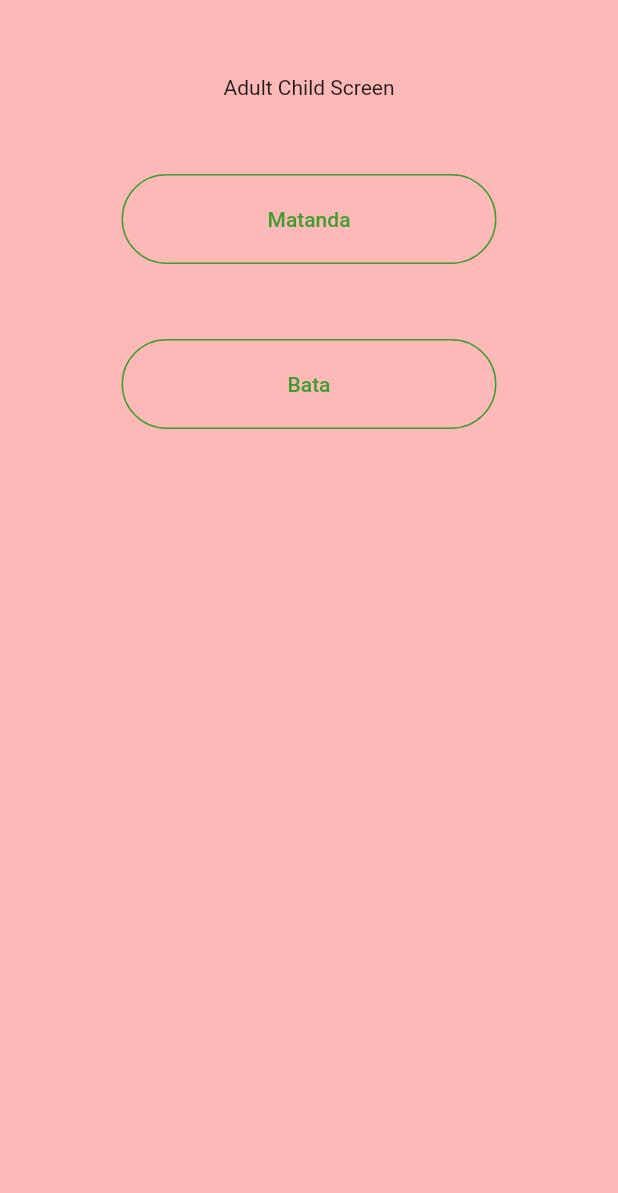
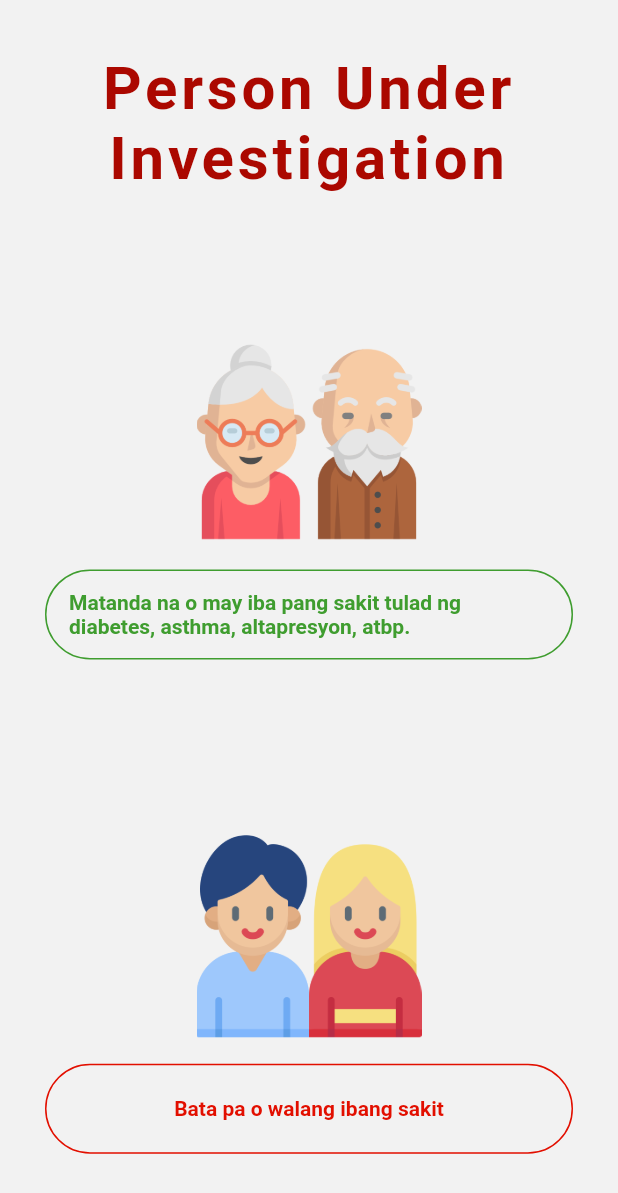
Before and after one commit to princejoogie/juan_tracker, a Flutter app: the AdultChildScreen screen opened by its route, on a phone screen of 412 x 824 dp. Shown: the top 1193 px of the screen. Run offline on Flutter 3.47's test engine with Material 2 defaults, Android fonts, the light colour scheme and no system bars; our stand-ins replace google_maps_flutter.

Commit message:
screening done

```diff
--- a/lib/questions/adult_child_screen.dart
+++ b/lib/questions/adult_child_screen.dart
@@ -4,55 +4,109 @@ class AdultChildScreen extends StatelessWidget {
   @override
   Widget build(BuildContext context) {
     return Scaffold(
-      backgroundColor: Color(0xFFfcb9b8),
+      backgroundColor: Color(0xFFF2F2F2),
       body: SafeArea(
-        child: Center(
+        child: Container(
+          height: double.infinity,
+          width: double.infinity,
           child: Column(
+            children: <Widget>[
+              Expanded(
+                flex: 1,
+                child: Column(
+                  mainAxisAlignment: MainAxisAlignment.center,
+                  children: <Widget>[
+                    Text(
+                      "Person Under Investigation",
+                      textAlign: TextAlign.center,
+                      style: TextStyle(
+                        fontSize: 40,
+                        color: Color(0xFFab0800),
+                        fontWeight: FontWeight.bold,
+                        letterSpacing: 2.5,
+                      ),
+                    ),
+                  ],
+                ),
+              ),
+              Expanded(
+                flex: 2,
+                child: Column(
+                  mainAxisAlignment: MainAxisAlignment.center,
                   children: [
-              SizedBox(height: 50.0),
-              Text("Adult Child Screen"),
-              SizedBox(height: 50.0),
                     Container(
-                width: 250,
+                      height: 150,
+                      child: Image.asset('assets/screening/grandparents.png'),
+                    ),
+                    SizedBox(height: 10),
+                    Align(
+                      alignment: Alignment.center,
+                      child: Container(
                         height: 60,
+                        width: double.infinity,
+                        padding: EdgeInsets.only(left: 30.0, right: 30.0),
                         child: OutlineButton(
                           child: Text(
-                    "Matanda",
+                            "Matanda na o may iba pang sakit tulad ng diabetes, asthma, altapresyon, atbp.",
                             style: TextStyle(
-                      color: Color(0xFF3f9d2f),
+                              color: Color(0xff3f9d2f),
+                              fontWeight: FontWeight.bold,
                             ),
                           ),
                           onPressed: () {
-                    Navigator.of(context).pushReplacementNamed('/AdmitScreen');
+                            Navigator.of(context)
+                                .pushReplacementNamed('/AdmitScreen');
                           },
                           borderSide: BorderSide(
-                    color: Color(0xFF3f9d2f),
+                            color: Color(0xff3f9d2f),
                           ),
                           shape: RoundedRectangleBorder(
                             borderRadius: BorderRadius.circular(30.0),
                           ),
                         ),
                       ),
-              SizedBox(height: 50.0),
+                    ),
+                  ],
+                ),
+              ),
+              Expanded(
+                flex: 2,
+                child: Column(
+                  mainAxisAlignment: MainAxisAlignment.center,
+                  children: [
                     Container(
-                width: 250,
+                      height: 150,
+                      child: Image.asset('assets/screening/children.png'),
+                    ),
+                    SizedBox(height: 10),
+                    Align(
+                      alignment: Alignment.center,
+                      child: Container(
                         height: 60,
+                        width: double.infinity,
+                        padding: EdgeInsets.only(left: 30.0, right: 30.0),
                         child: OutlineButton(
                           child: Text(
-                    "Bata",
+                            "Bata pa o walang ibang sakit",
                             style: TextStyle(
-                      color: Color(0xFF3f9d2f),
+                              color: Color(0xffe20f00),
+                              fontWeight: FontWeight.bold,
                             ),
                           ),
                           onPressed: () {
-                    Navigator.of(context).pushReplacementNamed('/HomeIsolationScreen');
+                            Navigator.of(context)
+                                .pushReplacementNamed('/HomeIsolationScreen');
                           },
                           borderSide: BorderSide(
-                    color: Color(0xFF3f9d2f),
+                            color: Color(0xffe20f00),
                           ),
                           shape: RoundedRectangleBorder(
                             borderRadius: BorderRadius.circular(30.0),
                           ),
+                        ),
+                      ),
+                    ),
+                  ],
                 ),
               ),
             ],
```
Also changed, not shown: lib/questions/admit_screen.dart (+64 -18 lines), lib/questions/home_isolation_screen.dart (+66 -19 lines), assets/screening/house.png (added). Lines whose indentation alone changed are shown as unchanged.
